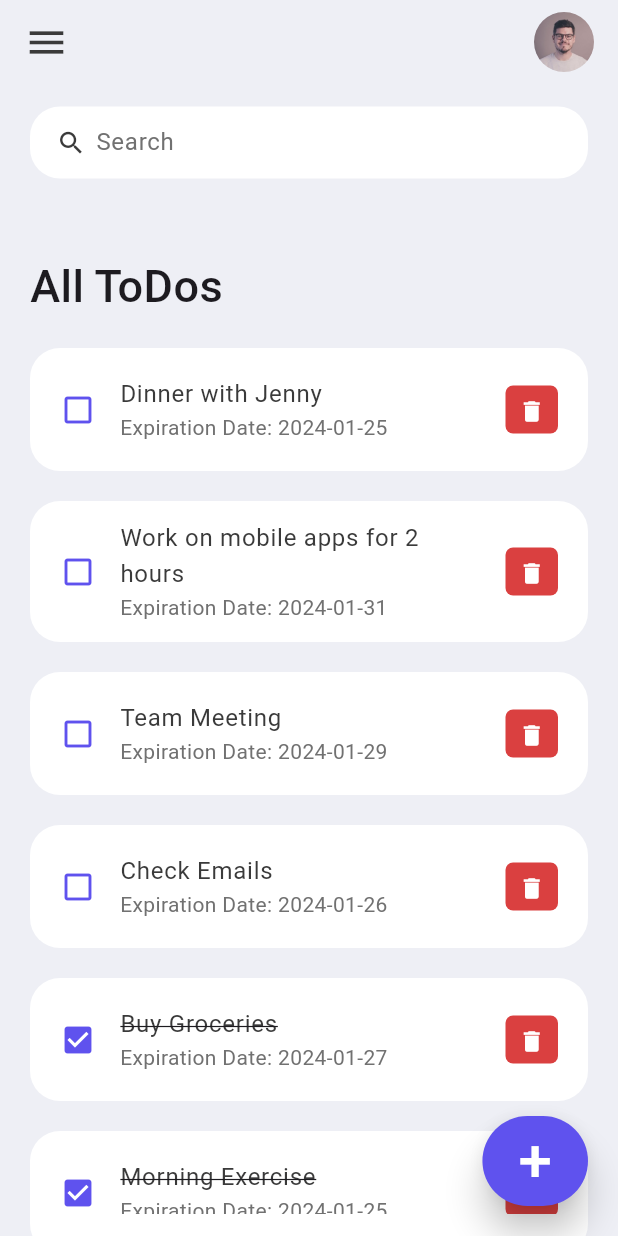
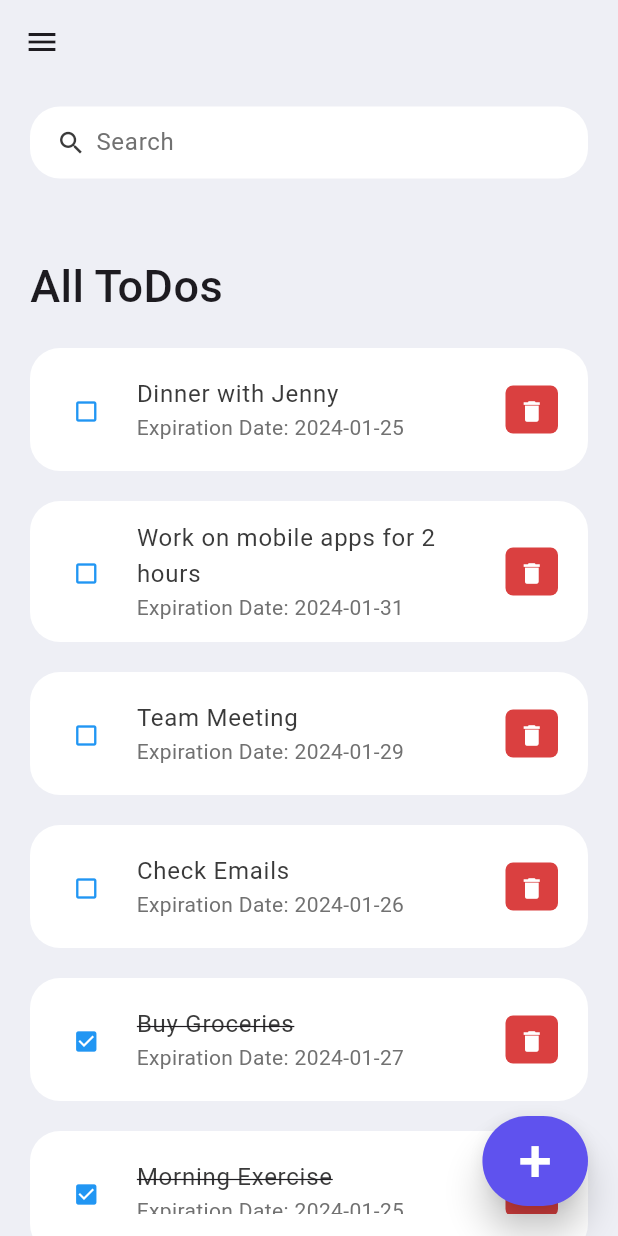
Before and after one commit to auperman-lab/todotask, a Flutter app: the screen it shows after launch, on a phone screen of 412 x 824 dp. Run offline on Flutter 3.47's test engine with Material 3 defaults, Android fonts, the phone set to English and light mode, and no system bars.

Commit message:
added diferent screens and menu

```diff
--- a/lib/main.dart
+++ b/lib/main.dart
@@ -9,15 +9,17 @@ void main() {
 class MyApp extends StatelessWidget {
   const MyApp({Key? key}) : super(key: key);
 
+
   // This widget is the root of your application.
   @override
   Widget build(BuildContext context) {
     SystemChrome.setSystemUIOverlayStyle(
-        SystemUiOverlayStyle(statusBarColor: Colors.transparent));
-    return MaterialApp(
+        const SystemUiOverlayStyle(statusBarColor: Colors.transparent));
+    return const MaterialApp(
       debugShowCheckedModeBanner: false,
       title: 'ToDo App',
       home: Home(),
+
     );
   }
 }
--- a/lib/screens/home.dart
+++ b/lib/screens/home.dart
@@ -4,10 +4,15 @@ import 'package:flutter/material.dart';
 import '../model/todo.dart';
 import '../constants/colors.dart';
 import '../widgets/addTaskOverlay.dart';
+import '../widgets/todoDetailsPopup.dart';
 import '../widgets/todo_item.dart';
+import '../widgets/appMenu.dart';
 
 
 class Home extends StatefulWidget {
+  static const String routeName = "/";
+
+
   const Home({Key? key}) : super(key: key);
 
   @override
@@ -19,6 +24,7 @@ class _HomeState extends State<Home> {
   List<ToDo> _foundToDo = [];
   final _todoController = TextEditingController();
 
+
   @override
   void initState() {
     _foundToDo = todosList;
@@ -29,6 +35,7 @@ class _HomeState extends State<Home> {
   Widget build(BuildContext context) {
     return Scaffold(
       backgroundColor: tdBGColor,
+      drawer: AppMenu(),
       appBar: _buildAppBar(),
       body: Stack(
         children: [
@@ -59,7 +66,8 @@ class _HomeState extends State<Home> {
                       for (ToDo todoo in _foundToDo.reversed)
                         ToDoItem(
                           todo: todoo,
-                          onToDoChanged: _handleToDoChange,
+                          onDone: _handleToDoChange,
+                          onDetails: _handleToDoDetails,
                           onDeleteItem: _deleteToDoItem,
                         ),
                     ],
@@ -89,27 +97,29 @@ class _HomeState extends State<Home> {
                     ),
                     child: const Text(
                       '+',
-                      style: TextStyle(
-                        fontSize: 40,
-                        color: Colors.white
-                      ),
+                      style: TextStyle(fontSize: 40, color: Colors.white),
                     ),
                   ),
                 ),
               ],
             ),
           ),
-
-
         ],
       ),
     );
   }
 
   void _handleToDoChange(ToDo todo) {
-    setState(() {
-      todo.isDone = !todo.isDone;
-    });
+    todo.isDone = !todo.isDone;
+  }
+
+  void _handleToDoDetails(ToDo todo) {
+    showDialog(
+      context: context,
+      builder: (BuildContext context) {
+        return TodoDetailsPopup(todo: todo);
+      },
+    );
   }
 
   void _deleteToDoItem(String id) {
@@ -119,7 +129,8 @@ class _HomeState extends State<Home> {
   }
 
   // ignore: no_leading_underscores_for_local_identifiers
-  void _addToDoItem(String title, String _description, DateTime? expirationDate) {
+  void _addToDoItem(
+      String title, String _description, DateTime? expirationDate) {
     setState(() {
       todosList.add(ToDo(
         id: DateTime.now().millisecondsSinceEpoch.toString(),
@@ -131,7 +142,6 @@ class _HomeState extends State<Home> {
     _todoController.clear();
   }
 
-
   void _showAddTaskOverlay(BuildContext context) {
     showModalBottomSheet(
       context: context,
@@ -140,7 +150,8 @@ class _HomeState extends State<Home> {
         return BottomSlideInput(
           onSubmit: (taskName, taskDescription, taskDate) {
             if (kDebugMode) {
-              print('Added task: $taskName, Description: $taskDescription, Date: $taskDate');
+              print(
+                  'Added task: $taskName, Description: $taskDescription, Date: $taskDate');
             }
             _addToDoItem(taskName, taskDescription, taskDate);
             Navigator.pop(context); // Close the BottomSlideInput
@@ -149,9 +160,6 @@ class _HomeState extends State<Home> {
       },
     );
   }
-
-
-
 
   void _runFilter(String enteredKeyword) {
     List<ToDo> results = [];
@@ -169,7 +177,6 @@ class _HomeState extends State<Home> {
       _foundToDo = results;
     });
   }
-
 
   Widget searchBox() {
     return Container(
@@ -204,19 +211,15 @@ class _HomeState extends State<Home> {
       backgroundColor: tdBGColor,
       elevation: 0,
       title: Row(mainAxisAlignment: MainAxisAlignment.spaceBetween, children: [
-        const Icon(
-          Icons.menu,
-          color: tdBlack,
-          size: 30,
-        ),
-        SizedBox(
-          height: 40,
-          width: 40,
-          child: ClipRRect(
-            borderRadius: BorderRadius.circular(20),
-            child: Image.asset('assets/images/avatar.jpeg'),
-          ),
-        ),
+
+        // SizedBox(
+        //   height: 40,
+        //   width: 40,
+        //   child: ClipRRect(
+        //     borderRadius: BorderRadius.circular(20),
+        //     child: Image.asset('assets/images/avatar.jpeg'),
+        //   ),
+        // ),
       ]),
     );
   }
--- a/lib/widgets/todo_item.dart
+++ b/lib/widgets/todo_item.dart
@@ -4,45 +4,69 @@ import 'package:intl/intl.dart';
 import '../model/todo.dart';
 import '../constants/colors.dart';
 
-class ToDoItem extends StatelessWidget {
+class ToDoItem extends StatefulWidget {
   final ToDo todo;
-  final onToDoChanged;
-  final onDeleteItem;
+  final Function(ToDo) onDone;
+  final Function(String) onDeleteItem;
+  final Function(ToDo) onDetails;
 
   const ToDoItem({
     Key? key,
     required this.todo,
-    required this.onToDoChanged,
+    required this.onDone,
     required this.onDeleteItem,
+    required this.onDetails,
   }) : super(key: key);
 
+  @override
+  _ToDoItemState createState() => _ToDoItemState();
+}
+
+class _ToDoItemState extends State<ToDoItem> {
   @override
   Widget build(BuildContext context) {
     return Container(
       margin: EdgeInsets.only(bottom: 20),
       child: ListTile(
         onTap: () {
-          onToDoChanged(todo);
+          widget.onDetails(widget.todo);
         },
         shape: RoundedRectangleBorder(
           borderRadius: BorderRadius.circular(20),
         ),
         contentPadding: EdgeInsets.symmetric(horizontal: 20, vertical: 5),
         tileColor: Colors.white,
-        leading: Icon(
-          todo.isDone ? Icons.check_box : Icons.check_box_outline_blank,
-          color: tdBlue,
+        leading: Container(
+          padding: EdgeInsets.all(0),
+          margin: EdgeInsets.symmetric(vertical: 12),
+          height: 35,
+          width: 35,
+          decoration: BoxDecoration(
+            color: Colors.white,
+            borderRadius: BorderRadius.circular(5),
+          ),
+          child: IconButton(
+            color: Colors.blue,
+            iconSize: 18,
+            icon: Icon(
+              widget.todo.isDone ? Icons.check_box : Icons.check_box_outline_blank,
+            ),
+            onPressed: () {
+              widget.onDone(widget.todo);
+              setState(() {}); // Rebuild the widget when the state changes
+            },
+          ),
         ),
         title: Text(
-          todo.todoText!,
+          widget.todo.todoText!,
           style: TextStyle(
             fontSize: 16,
             color: tdBlack,
-            decoration: todo.isDone ? TextDecoration.lineThrough : null,
+            decoration: widget.todo.isDone ? TextDecoration.lineThrough : null,
           ),
         ),
         subtitle: Text(
-          'Expiration Date: ${DateFormat('yyyy-MM-dd').format(todo.expirationDate!)}',
+          'Expiration Date: ${DateFormat('yyyy-MM-dd').format(widget.todo.expirationDate!)}',
           style: TextStyle(
             fontSize: 14,
             color: tdGrey,
@@ -62,7 +86,7 @@ class ToDoItem extends StatelessWidget {
             iconSize: 18,
             icon: Icon(Icons.delete),
             onPressed: () {
-              onDeleteItem(todo.id);
+              widget.onDeleteItem(widget.todo.id!);
             },
           ),
         ),
--- a/pubspec.yaml
+++ b/pubspec.yaml
@@ -30,6 +30,8 @@ dependencies:
   flutter:
     sdk: flutter
   intl: ^0.17.0
+  firebase_core: ^2.24.2
+  firebase_auth: ^4.16.0
 
 
 
```
Also changed, not shown: lib/screens/completedTasksScreen.dart (added, +145 -0 lines), lib/widgets/appMenu.dart (added, +54 -0 lines), lib/widgets/todoDetailsPopup.dart (+49 -0 lines), pubspec.lock, 5 other files.
